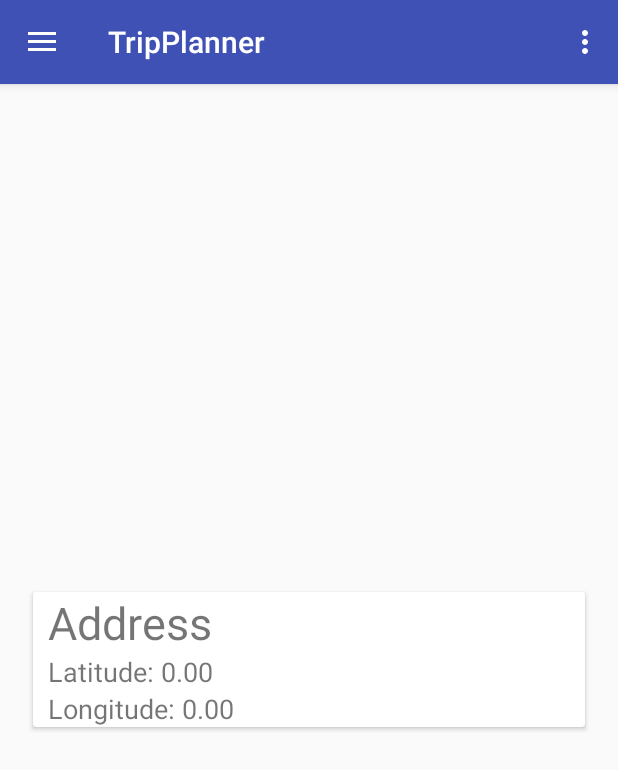
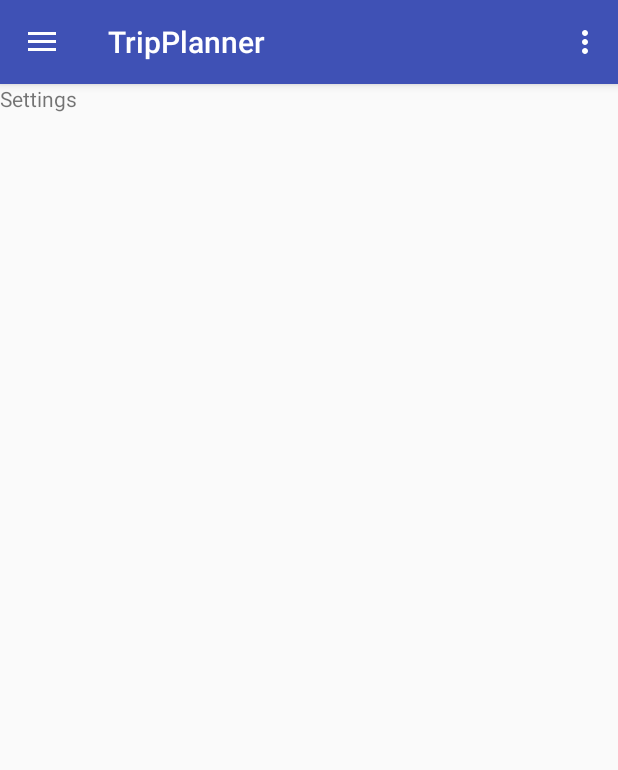
Before and after one commit to PrincessHernandez/TripPlanner_V1, an Android app: the fragment MyLocation placed in its activity, in the side drawer, after a tap on "Settings", on a phone screen of 412 x 824 dp. Shown: the top 770 px of the screen. Run offline under Robolectric (Android 15) with nearby library versions, the phone set to English and light mode, and no system bars.

Commit message:
I added the GPS feature!

```diff
--- a/app/build.gradle
+++ b/app/build.gradle
@@ -28,5 +28,6 @@ dependencies {
     compile 'com.android.support:support-v4:26.+'
     compile 'com.android.support:design:26.+'
     compile 'com.android.support.constraint:constraint-layout:1.0.2'
+    compile 'com.android.support:cardview-v7:26.+'
     testCompile 'junit:junit:4.12'
 }
--- a/app/src/main/AndroidManifest.xml
+++ b/app/src/main/AndroidManifest.xml
@@ -2,6 +2,8 @@
 <manifest xmlns:android="http://schemas.android.com/apk/res/android"
     package="travelers.tripplanner">
 
+    <uses-permission android:name="android.permission.ACCESS_FINE_LOCATION" />
+    <uses-permission android:name="android.permission.ACCESS_COARSE_LOCATION" />
     <application
         android:allowBackup="true"
         android:icon="@mipmap/ic_launcher"
--- /dev/null
+++ b/app/src/main/java/travelers/tripplanner/GPStracker.java
@@ -0,0 +1,80 @@
+package travelers.tripplanner;
+
+import android.Manifest;
+import android.content.Context;
+import android.content.pm.PackageManager;
+import android.location.Location;
+import android.location.LocationListener;
+import android.location.LocationManager;
+import android.os.Bundle;
+import android.support.v4.content.ContextCompat;
+import android.util.Log;
+import android.widget.TextView;
+import android.widget.Toast;
+
+import java.math.BigDecimal;
+import java.math.RoundingMode;
+
+import travelers.tripplanner.fragments.MyLocation;
+
+class GPStracker {
+    private static final String TAG = "GPStracker_Message";
+    Context context;
+    TextView LatText,LngText,Address;
+
+    public GPStracker(Context c){
+        context = c;
+    }
+
+    public Location getLocation(){
+        if (ContextCompat.checkSelfPermission(context, Manifest.permission.ACCESS_FINE_LOCATION)!= PackageManager.PERMISSION_GRANTED){
+            Toast.makeText(context,"Permission not granted",Toast.LENGTH_SHORT).show();
+            return null;
+        }
+        LocationManager lm = (LocationManager) context.getSystemService(Context.LOCATION_SERVICE);
+        boolean isGPSEnabled = lm.isProviderEnabled(LocationManager.GPS_PROVIDER);
+        if(isGPSEnabled){
+            lm.requestLocationUpdates(LocationManager.GPS_PROVIDER,0,0, new LocationListener(){
+
+                @Override
+                public void onLocationChanged(Location location) {
+                    double lat = round(location.getLatitude(),5);
+                    double lng = round(location.getLongitude(),5);
+                    LatText = MyLocation.LatText;
+                    LngText = MyLocation.LngText;
+                    LatText.setText("Latitude: " + lat);
+                    LngText.setText("Longitude: " + lng);
+                }
+
+                @Override
+                public void onStatusChanged(String provider, int status, Bundle extras) {
+
+                }
+
+                @Override
+                public void onProviderEnabled(String provider) {
+
+                }
+
+                @Override
+                public void onProviderDisabled(String provider) {
+
+                }
+            });
+            Location l = lm.getLastKnownLocation(LocationManager.GPS_PROVIDER);
+            return l;
+        }else{
+            Log.i( TAG , "Is GPS Enabled: False");
+            Toast.makeText(context,"Please enable GPS",Toast.LENGTH_LONG).show();
+        }
+        return null;
+    }
+
+    private double round(double value, int places) {
+        if (places < 0) throw new IllegalArgumentException();
+
+        BigDecimal bd = new BigDecimal(value);
+        bd = bd.setScale(places, RoundingMode.HALF_UP);
+        return bd.doubleValue();
+    }
+}
--- a/app/src/main/java/travelers/tripplanner/MainActivity.java
+++ b/app/src/main/java/travelers/tripplanner/MainActivity.java
@@ -1,9 +1,12 @@
 package travelers.tripplanner;
 
+import android.Manifest;
 import android.app.FragmentManager;
+import android.location.Location;
 import android.os.Bundle;
 import android.support.design.widget.FloatingActionButton;
 import android.support.design.widget.Snackbar;
+import android.support.v4.app.ActivityCompat;
 import android.view.View;
 import android.support.design.widget.NavigationView;
 import android.support.v4.view.GravityCompat;
@@ -22,7 +25,7 @@ import travelers.tripplanner.fragments.MyLocation;
 
 public class MainActivity extends AppCompatActivity
         implements NavigationView.OnNavigationItemSelectedListener {
-
+    public static double latitude, longitude;
     @Override
     protected void onCreate(Bundle savedInstanceState) {
         super.onCreate(savedInstanceState);
@@ -33,11 +36,18 @@ public class MainActivity extends AppCompatActivity
         DrawerLayout drawer = (DrawerLayout) findViewById(R.id.drawer_layout);
         ActionBarDrawerToggle toggle = new ActionBarDrawerToggle(
                 this, drawer, toolbar, R.string.navigation_drawer_open, R.string.navigation_drawer_close);
-        drawer.setDrawerListener(toggle);
+        drawer.addDrawerListener(toggle);
         toggle.syncState();
 
-        FragmentManager fm = getFragmentManager();
-        fm.beginTransaction().replace(R.id.content_frame, new Dashboard()).commit();
+        //GPS functionality
+        ActivityCompat.requestPermissions(MainActivity.this,new String[]{Manifest.permission.ACCESS_FINE_LOCATION},123);
+        final GPStracker g = new GPStracker(getApplicationContext());
+        Location l = g.getLocation();
+
+        if(l!=null){
+            latitude = l.getLatitude();
+            longitude = l.getLongitude();
+        }
 
         NavigationView navigationView = (NavigationView) findViewById(R.id.nav_view);
         navigationView.setNavigationItemSelectedListener(this);
@@ -86,13 +96,13 @@ public class MainActivity extends AppCompatActivity
         if (id == R.id.nav_dashboard) {
             fm.beginTransaction().replace(R.id.content_frame, new Dashboard()).commit();
         } else if (id == R.id.nav_maps) {
-            int commit = fm.beginTransaction().replace(R.id.content_frame, new Maps()).commit();
+            fm.beginTransaction().replace(R.id.content_frame, new Maps()).commit();
         } else if (id == R.id.nav_history) {
             fm.beginTransaction().replace(R.id.content_frame, new history()).commit();
         } else if (id == R.id.nav_my_location) {
             fm.beginTransaction().replace(R.id.content_frame, new MyLocation()).commit();
         } else if (id == R.id.nav_settings) {
-            //fm.beginTransaction().replace(R.id.content_frame, new Settings()).commit();
+            fm.beginTransaction().replace(R.id.content_frame, new Settings()).commit();
         } else if (id == R.id.nav_logout) {
             finish();
         }
--- a/app/src/main/java/travelers/tripplanner/fragments/MyLocation.java
+++ b/app/src/main/java/travelers/tripplanner/fragments/MyLocation.java
@@ -7,6 +7,10 @@ import android.view.View;
 import android.view.ViewGroup;
 import android.widget.TextView;
 
+import java.math.BigDecimal;
+import java.math.RoundingMode;
+
+import travelers.tripplanner.MainActivity;
 import travelers.tripplanner.R;
 
 public class MyLocation extends Fragment {
@@ -21,6 +25,23 @@ public class MyLocation extends Fragment {
                              Bundle savedInstanceState) {
         View view = inflater.inflate(R.layout.fragment_my_location, container, false);
 
+        LatText = (TextView) view.findViewById(R.id.Lat);
+        LngText = (TextView) view.findViewById(R.id.Lng);
+        Address = (TextView) view.findViewById(R.id.Address);
+
+        lat = MainActivity.latitude;
+        lng = MainActivity.longitude;
+
+        LatText.setText("Latitude: "+round(lat,5));
+        LngText.setText("Longitude: "+round(lng,5));
+
         return view;
     }
+
+    private double round(double value, int places) {
+        if (places < 0) throw new IllegalArgumentException();
+        BigDecimal bd = new BigDecimal(value);
+        bd = bd.setScale(places, RoundingMode.HALF_UP);
+        return bd.doubleValue();
+    }
 }
```
